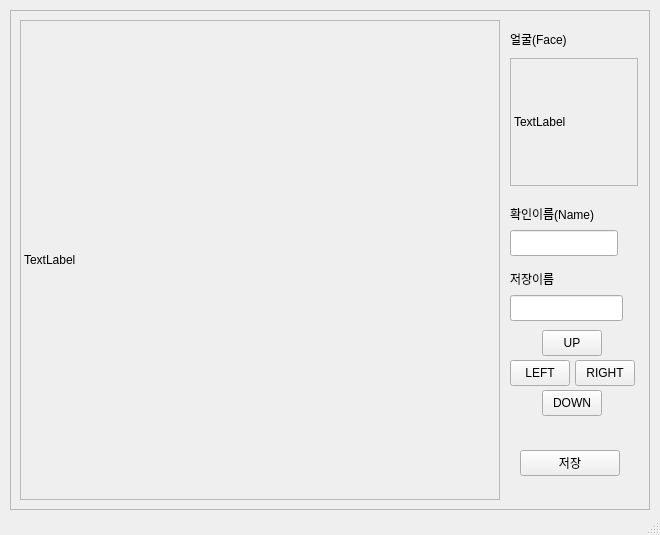
darkice9x/FaceRecongnitionRKNN, file Face_Overlay.ui: the form before one commit.
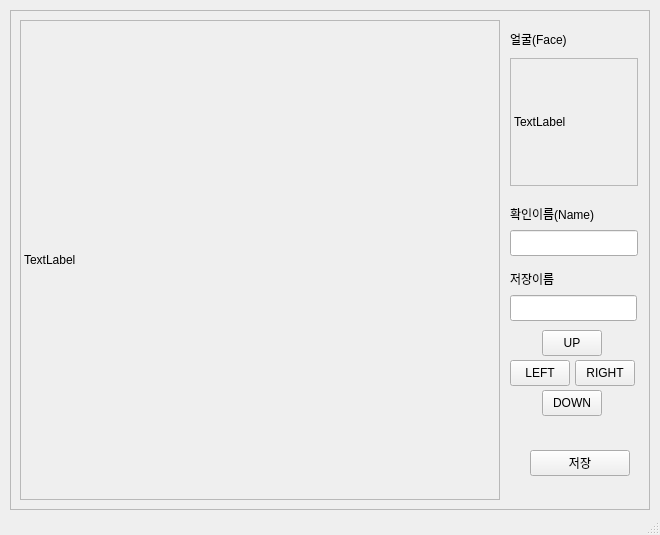
The form after the commit.

Diff of the .ui file:
```diff
--- a/Face_Overlay.ui
+++ b/Face_Overlay.ui
@@ -120,7 +120,7 @@
      <widget class="QPushButton" name="saveButton">
       <property name="geometry">
        <rect>
-        <x>10</x>
+        <x>20</x>
         <y>430</y>
         <width>100</width>
         <height>26</height>
@@ -135,7 +135,7 @@
        <rect>
         <x>0</x>
         <y>210</y>
-        <width>108</width>
+        <width>128</width>
         <height>26</height>
        </rect>
       </property>
@@ -171,7 +171,7 @@
        <rect>
         <x>0</x>
         <y>275</y>
-        <width>113</width>
+        <width>127</width>
         <height>26</height>
        </rect>
       </property>
```
